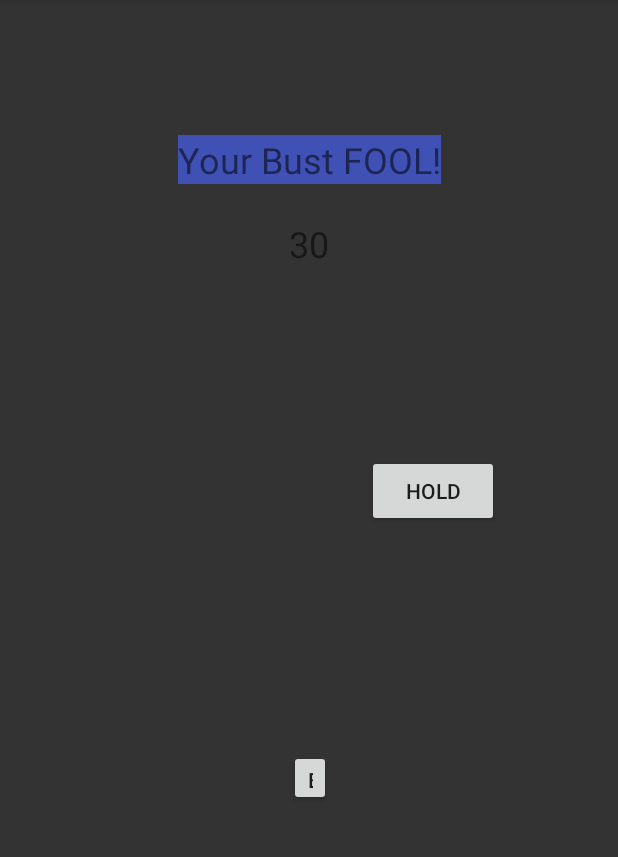
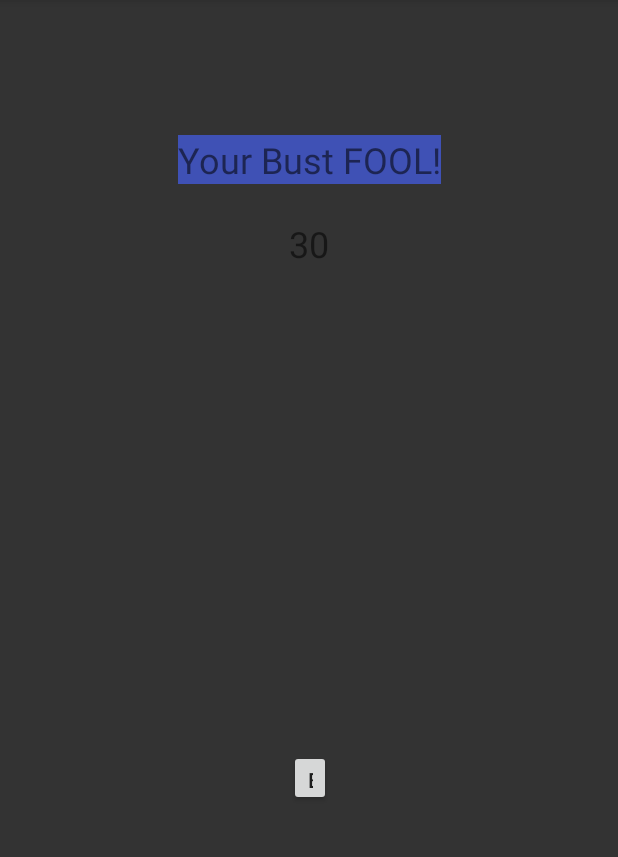
Before and after one commit to FALLENau/week_8_project_Twenty_One_Game, an Android app: the GameActivity screen opened directly, with no data from a screen before it, after a tap on "HIT", on a phone screen of 412 x 824 dp, the part 84-941 px from its top. Run offline under Robolectric (Android 15) with nearby library versions, the phone set to English and light mode, and no system bars; 1 statement that could not run was skipped.

Commit message:
button repair

```diff
--- a/app/src/main/java/com/example/whitepaw/myblackjack/GameActivity.java
+++ b/app/src/main/java/com/example/whitepaw/myblackjack/GameActivity.java
@@ -71,6 +71,7 @@ public class GameActivity extends AppCompatActivity {
             handText.setText(getString(R.string.app_bust));
             restartButton.setVisibility(View.VISIBLE);
             hitButton.setVisibility(View.INVISIBLE);
+            holdButton.setVisibility(View.INVISIBLE);
         } else {
             handText.setText((hand));
         }
@@ -84,7 +85,7 @@ public class GameActivity extends AppCompatActivity {
 
         handText.setText((hand));
         resultText.setText((result));
-
+        hitButton.setVisibility(View.INVISIBLE);
         restartButton.setVisibility(View.VISIBLE);
         holdButton.setVisibility(View.INVISIBLE);
     }
--- a/app/src/main/java/com/example/whitepaw/myblackjack/StartPageActivity.java
+++ b/app/src/main/java/com/example/whitepaw/myblackjack/StartPageActivity.java
@@ -6,7 +6,6 @@ import android.os.Bundle;
 import android.view.View;
 import android.widget.Button;
 import android.widget.EditText;
-import android.widget.TextView;
 
 public class StartPageActivity extends AppCompatActivity {
     EditText nameText;
```
